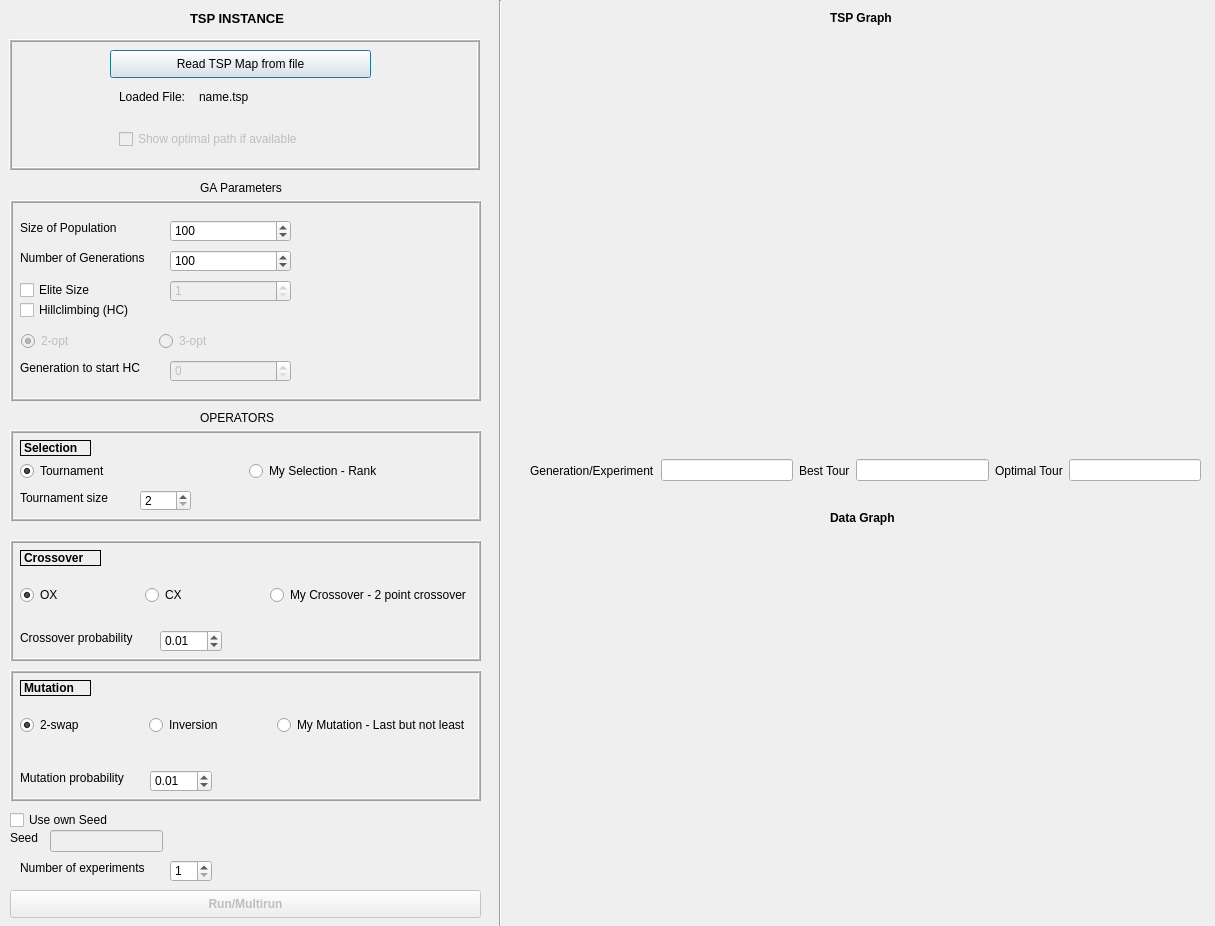
Qt form tsp.ui (kanaji/TSP_AIN_FKKG) before a commit.
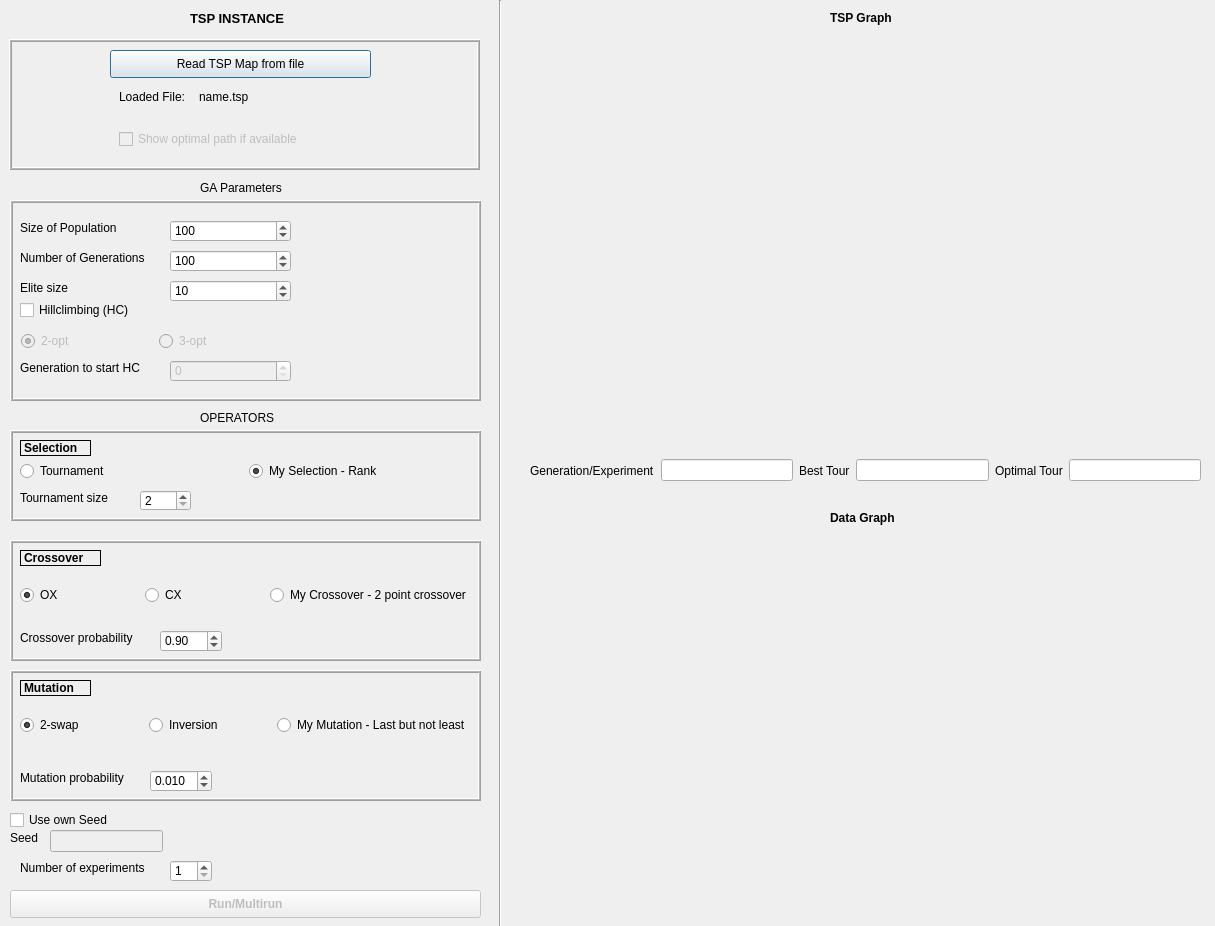
The same form after that commit. Custom widgets are drawn as their Qt base class.

```diff
--- a/tsp.ui
+++ b/tsp.ui
@@ -361,22 +361,9 @@
      <bool>true</bool>
     </property>
    </widget>
-   <widget class="QCheckBox" name="elitist_checkbox">
-    <property name="geometry">
-     <rect>
-      <x>10</x>
-      <y>80</y>
-      <width>131</width>
-      <height>20</height>
-     </rect>
-    </property>
-    <property name="text">
-     <string>Elite Size</string>
-    </property>
-   </widget>
    <widget class="QSpinBox" name="elite_spinbox">
     <property name="enabled">
-     <bool>false</bool>
+     <bool>true</bool>
     </property>
     <property name="geometry">
      <rect>
@@ -387,10 +374,26 @@
      </rect>
     </property>
     <property name="minimum">
-     <number>1</number>
+     <number>0</number>
     </property>
     <property name="maximum">
-     <number>200</number>
+     <number>1000</number>
+    </property>
+    <property name="value">
+     <number>10</number>
+    </property>
+   </widget>
+   <widget class="QLabel" name="label_10">
+    <property name="geometry">
+     <rect>
+      <x>10</x>
+      <y>80</y>
+      <width>101</width>
+      <height>16</height>
+     </rect>
+    </property>
+    <property name="text">
+     <string>Elite size</string>
     </property>
    </widget>
   </widget>
@@ -448,7 +451,7 @@
        <string>Tournament</string>
       </property>
       <property name="checked">
-       <bool>true</bool>
+       <bool>false</bool>
       </property>
      </widget>
     </item>
@@ -460,6 +463,9 @@
       <property name="text">
        <string>My Selection - Rank</string>
       </property>
+      <property name="checked">
+       <bool>true</bool>
+      </property>
      </widget>
     </item>
    </layout>
@@ -610,7 +616,7 @@
      <double>0.010000000000000</double>
     </property>
     <property name="value">
-     <double>0.010000000000000</double>
+     <double>0.900000000000000</double>
     </property>
    </widget>
   </widget>
@@ -746,6 +752,9 @@
       <height>22</height>
      </rect>
     </property>
+    <property name="decimals">
+     <number>3</number>
+    </property>
     <property name="maximum">
      <double>1.000000000000000</double>
     </property>
```
Left out of the diff: 4 changed lines with no effect on the pictures.
